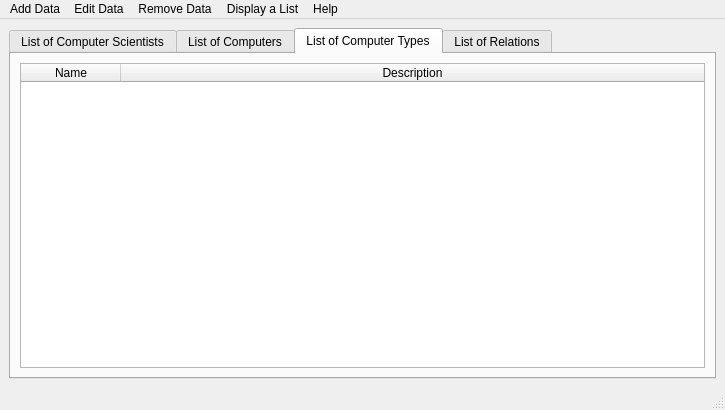
The window that UI/mainwindow.ui (JonOrnBrynjarsson/vN1w3H51) describes before a commit, drawn with Qt 5.
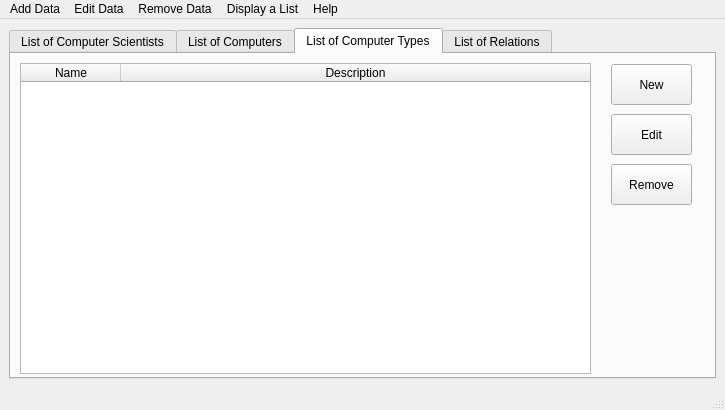
The same window after the commit. The open tabs and pages were chosen to show the change.

The edit to the form file:
```diff
--- a/UI/mainwindow.ui
+++ b/UI/mainwindow.ui
@@ -244,9 +244,15 @@
        <attribute name="title">
         <string>List of Computer Types</string>
        </attribute>
-       <layout class="QHBoxLayout" name="horizontalLayout_2">
-        <item>
          <widget class="QTableWidget" name="databaseDisplayComTypes">
+        <property name="geometry">
+         <rect>
+          <x>9</x>
+          <y>9</y>
+          <width>571</width>
+          <height>311</height>
+         </rect>
+        </property>
           <property name="sizeAdjustPolicy">
            <enum>QAbstractScrollArea::AdjustToContentsOnFirstShow</enum>
           </property>
@@ -276,8 +282,45 @@
            </property>
           </column>
          </widget>
-        </item>
-       </layout>
+       <widget class="QPushButton" name="pushButton_addnewType">
+        <property name="geometry">
+         <rect>
+          <x>600</x>
+          <y>10</y>
+          <width>81</width>
+          <height>41</height>
+         </rect>
+        </property>
+        <property name="text">
+         <string>New</string>
+        </property>
+       </widget>
+       <widget class="QPushButton" name="pushButton_EditType">
+        <property name="geometry">
+         <rect>
+          <x>600</x>
+          <y>60</y>
+          <width>81</width>
+          <height>41</height>
+         </rect>
+        </property>
+        <property name="text">
+         <string>Edit</string>
+        </property>
+       </widget>
+       <widget class="QPushButton" name="pushButton_RemoveType">
+        <property name="geometry">
+         <rect>
+          <x>600</x>
+          <y>110</y>
+          <width>81</width>
+          <height>41</height>
+         </rect>
+        </property>
+        <property name="text">
+         <string>Remove</string>
+        </property>
+       </widget>
       </widget>
       <widget class="QWidget" name="Relations">
        <attribute name="title">
```
Left out of the diff: 2 changed lines with no effect on the pictures. Lines whose indentation alone changed are shown as unchanged.
